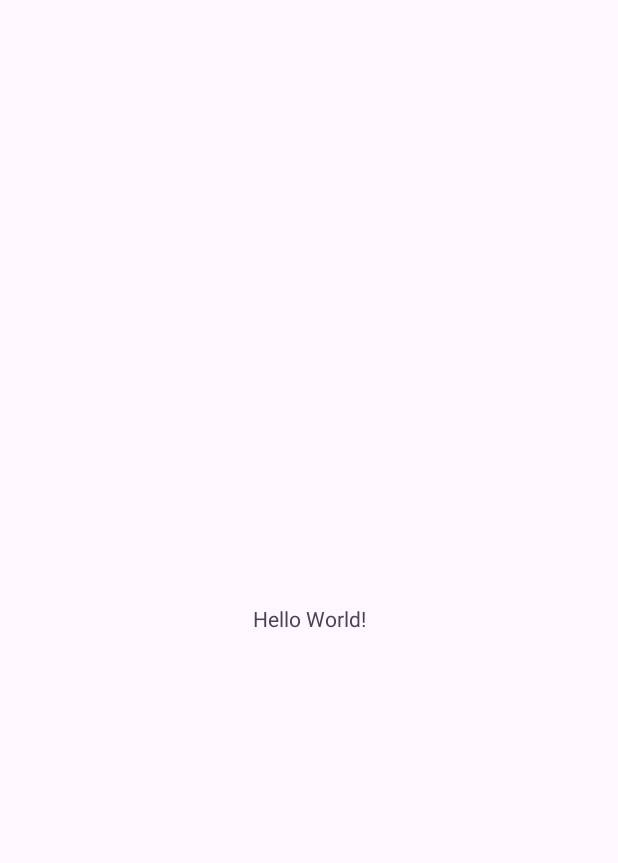
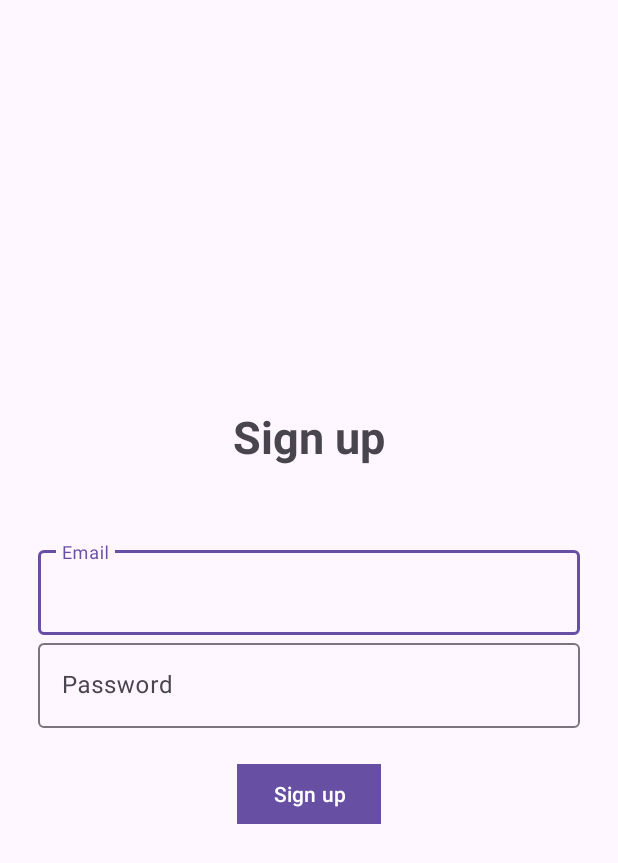
Before and after one commit to P4SS3-P4RT0UT/COEN390_SafeHit, an Android app: the screen it shows after launch (MainActivity before the commit, SignUp after it), on a phone screen of 412 x 824 dp. Before the commit the part shown is almost empty. Shown: the top 863 px of the screen. Run offline under Robolectric (Android 15) with nearby library versions, the phone set to English and light mode, and no system bars; our stand-ins replace Firebase (no records; nobody signed in at launch, a user with empty details on screens opened directly).

Commit message:
Implemented sign up functionality

```diff
--- a/app/src/main/AndroidManifest.xml
+++ b/app/src/main/AndroidManifest.xml
@@ -13,7 +13,7 @@
         android:theme="@style/Theme.COEN390_SafeHit"
         tools:targetApi="31">
         <activity
-            android:name=".MainActivity"
+            android:name=".SignUp"
             android:exported="true">
             <intent-filter>
                 <action android:name="android.intent.action.MAIN" />
--- a/app/src/main/java/com/example/coen390_safehit/MainActivity.java
+++ /dev/null
@@ -1,16 +0,0 @@
-package com.example.coen390_safehit;
-
-import androidx.appcompat.app.AppCompatActivity;
-
-import android.os.Bundle;
-
-public class MainActivity extends AppCompatActivity {
-
-    @Override
-    protected void onCreate(Bundle savedInstanceState) {
-        super.onCreate(savedInstanceState);
-        setContentView(R.layout.activity_main);
-    }
-
-
-}
--- a/app/src/main/java/com/example/coen390_safehit/SignUp.java
+++ b/app/src/main/java/com/example/coen390_safehit/SignUp.java
@@ -4,7 +4,9 @@ import androidx.appcompat.app.AppCompatActivity;
 
 import android.os.Bundle;
 import android.text.TextUtils;
+import android.view.View;
 import android.widget.Button;
+import android.widget.ProgressBar;
 import android.widget.Toast;
 
 
@@ -17,14 +19,16 @@ public class SignUp extends AppCompatActivity {
     TextInputEditText email, password;
     Button signUp;
     FirebaseAuth mAuth;
+    ProgressBar progressBar;
 
     @Override
     protected void onCreate(Bundle savedInstanceState) {
         super.onCreate(savedInstanceState);
         setContentView(R.layout.activity_sign_up);
+        setupEditTextFields();
         setupAuthentication();
-        setupEditTextFields();
         setupButtons();
+        setupProgressBar();
     }
 
     void setupEditTextFields() {
@@ -36,8 +40,10 @@ public class SignUp extends AppCompatActivity {
         signUp = findViewById(R.id.signUpButton);
         signUp.setOnClickListener(view -> {
             if(validEmailAndPassword()){
+                progressBar.setVisibility(View.VISIBLE);
                 mAuth.createUserWithEmailAndPassword(String.valueOf(email.getText()), String.valueOf(password.getText()))
                         .addOnCompleteListener(this, task -> {
+                            progressBar.setVisibility(View.GONE);
                             if (task.isSuccessful()) {
                                 // Sign in success, update UI with the signed-in user's information
                                 FirebaseUser user = mAuth.getCurrentUser();
@@ -50,6 +56,10 @@ public class SignUp extends AppCompatActivity {
                         });
             }
         });
+    }
+
+    void setupProgressBar() {
+        progressBar = findViewById(R.id.progressBar);
     }
 
     void setupAuthentication() {
--- a/app/src/main/res/layout/activity_main.xml
+++ /dev/null
@@ -1,18 +0,0 @@
-<?xml version="1.0" encoding="utf-8"?>
-<androidx.constraintlayout.widget.ConstraintLayout xmlns:android="http://schemas.android.com/apk/res/android"
-    xmlns:app="http://schemas.android.com/apk/res-auto"
-    xmlns:tools="http://schemas.android.com/tools"
-    android:layout_width="match_parent"
-    android:layout_height="match_parent"
-    tools:context=".MainActivity">
-
-    <TextView
-        android:layout_width="wrap_content"
-        android:layout_height="wrap_content"
-        android:text="Hello World!"
-        app:layout_constraintBottom_toBottomOf="parent"
-        app:layout_constraintEnd_toEndOf="parent"
-        app:layout_constraintStart_toStartOf="parent"
-        app:layout_constraintTop_toTopOf="parent" />
-
-</androidx.constraintlayout.widget.ConstraintLayout>
--- a/app/src/main/res/layout/activity_sign_up.xml
+++ b/app/src/main/res/layout/activity_sign_up.xml
@@ -38,6 +38,11 @@
             android:layout_height="wrap_content" />
     </com.google.android.material.textfield.TextInputLayout>
 
+    <ProgressBar
+        android:id="@+id/progressBar"
+        android:visibility="gone"
+        android:layout_width="wrap_content"
+        android:layout_height="wrap_content" />
     <Button
         android:id="@+id/signUpButton"
         android:text="@string/sign_up"
```
